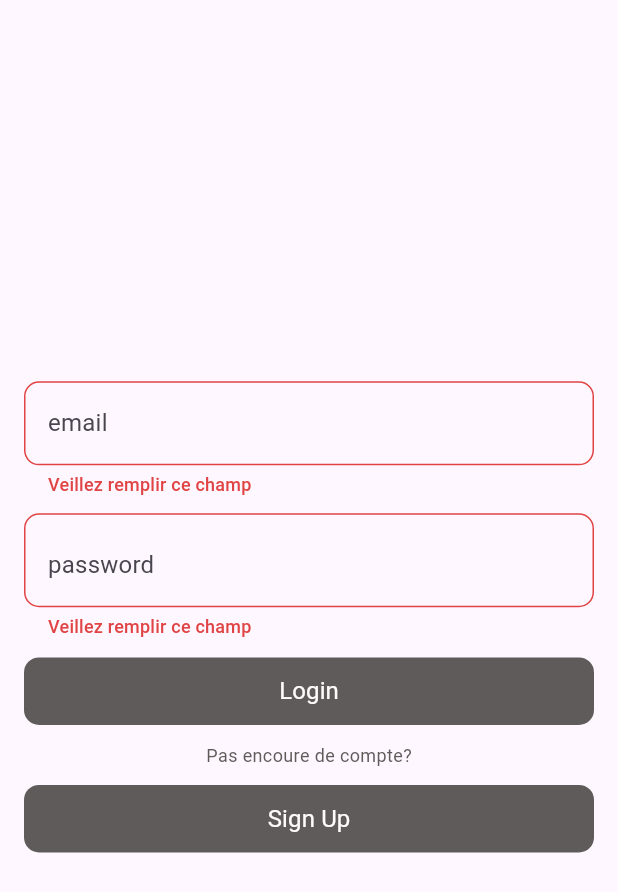
After one commit to JacquesUwonda/buniashop, a Flutter app: the LoginPage screen opened directly, after a tap on "Login", on a phone screen of 412 x 824 dp. The commit adds this screen. Shown: the top 892 px of the screen. Run offline on Flutter 3.47's test engine with Material 3 defaults, Android fonts, the phone set to English and light mode, and no system bars; our stand-ins replace bloc, equatable, get_it, localstorage, supabase, supabase_flutter; accounts and stored records are empty.

Commit message:
adding loginPage and the custom widgets

```diff
--- /dev/null
+++ b/lib/features/user/presentation/authentification/pages/login.dart
@@ -0,0 +1,104 @@
+import 'package:buniashop/features/user/presentation/authentification/widgets/custom_text_field.dart';
+import 'package:buniashop/features/user/presentation/authentification/widgets/rounded_elevated_button.dart';
+import 'package:buniashop/utils/app_colors.dart';
+import 'package:buniashop/utils/app_element_names.dart';
+import 'package:buniashop/utils/validation_rules.dart';
+import 'package:flutter/material.dart';
+
+class LoginPage extends StatefulWidget {
+  const LoginPage({super.key});
+
+  @override
+  State<LoginPage> createState() => _LoginPageState();
+}
+
+class _LoginPageState extends State<LoginPage> {
+  final _LoginFormKey = GlobalKey<FormState>();
+  final TextEditingController _emailController = TextEditingController();
+  final TextEditingController _passwordController = TextEditingController();
+  bool isPasswordVisible = false;
+
+  @override
+  void dispose() {
+    _emailController.dispose();
+    _passwordController.dispose();
+    super.dispose();
+  }
+
+  @override
+  Widget build(BuildContext context) {
+    return Scaffold(
+      body: Center(
+        child: SingleChildScrollView(
+          physics: const BouncingScrollPhysics(),
+          child: Padding(
+            padding: const EdgeInsets.symmetric(horizontal: 16, vertical: 10),
+            child: Form(
+              key: _LoginFormKey,
+              child: Column(
+                spacing: 10,
+                children: [
+                  CustomTextFormField(
+                    controller: _emailController,
+                    validator: (val) {
+                      if (val!.isEmpty) {
+                        return requiredText;
+                      } else if (!ValidationRules.emailValidation
+                          .hasMatch(val)) {
+                        return provideValidEmail;
+                      }
+                    },
+                    keyboardType: TextInputType.emailAddress,
+                    obscureText: false,
+                    suffix: null,
+                    hintText: emailText,
+                  ),
+                  CustomTextFormField(
+                    controller: _passwordController,
+                    validator: (val) {
+                      if (val!.isEmpty) {
+                        return requiredText;
+                      }
+                      return null;
+                    },
+                    keyboardType: TextInputType.visiblePassword,
+                    obscureText: !isPasswordVisible,
+                    suffix: InkWell(
+                      onTap: () {
+                        setState(() {
+                          isPasswordVisible = !isPasswordVisible;
+                        });
+                      },
+                      child: Icon(
+                        isPasswordVisible
+                            ? Icons.visibility
+                            : Icons.visibility_off,
+                        color: bottonColor,
+                      ),
+                    ),
+                    hintText: passwordText,
+                  ),
+                  RoundedElevatedButton(
+                    buttonText: loginText,
+                    onPressed: () {
+                      if (_LoginFormKey.currentState!.validate()) {}
+                    },
+                  ),
+                  const Text(
+                    newUser,
+                    style: TextStyle(color: bottonColor, fontSize: 12),
+                  ),
+                  RoundedElevatedButton(
+                      buttonText: signUpText,
+                      onPressed: () {
+                        // Navigate to Sign Up screen
+                      })
+                ],
+              ),
+            ),
+          ),
+        ),
+      ),
+    );
+  }
+}
--- /dev/null
+++ b/lib/features/user/presentation/authentification/widgets/custom_text_field.dart
@@ -0,0 +1,62 @@
+import 'package:buniashop/utils/app_colors.dart';
+import 'package:flutter/material.dart';
+
+class CustomTextFormField extends StatelessWidget {
+  const CustomTextFormField({
+    super.key,
+    required this.controller,
+    required this.validator,
+    required this.keyboardType,
+    required this.obscureText,
+    required this.suffix,
+    required this.hintText,
+  });
+
+  final TextEditingController controller;
+  final String? Function(String? val) validator;
+  final TextInputType keyboardType;
+  final bool obscureText;
+  final String hintText;
+  final Widget? suffix;
+
+  @override
+  Widget build(BuildContext context) {
+    return TextFormField(
+      obscureText: obscureText,
+      autovalidateMode: AutovalidateMode.onUserInteraction,
+      controller: controller,
+      style: Theme.of(context).textTheme.titleMedium,
+      keyboardType: keyboardType,
+      decoration: InputDecoration(
+        suffix: suffix,
+        hintText: hintText,
+        hintStyle: const TextStyle(fontWeight: FontWeight.w400),
+        border: OutlineInputBorder(
+          borderSide: const BorderSide(color: bottonColor, width: 1),
+          borderRadius: BorderRadius.circular(10),
+        ),
+        enabledBorder: OutlineInputBorder(
+          borderSide: const BorderSide(color: bottonColor, width: 1),
+          borderRadius: BorderRadius.circular(10),
+        ),
+        focusedBorder: OutlineInputBorder(
+          borderSide: const BorderSide(color: productBottonColor, width: 1),
+          borderRadius: BorderRadius.circular(10),
+        ),
+        errorBorder: OutlineInputBorder(
+          borderSide: const BorderSide(color: errorColor, width: 1),
+          borderRadius: BorderRadius.circular(10),
+        ),
+        focusedErrorBorder: OutlineInputBorder(
+          borderSide: const BorderSide(color: errorColor, width: 1),
+          borderRadius: BorderRadius.circular(10),
+        ),
+        errorStyle: Theme.of(context)
+            .textTheme
+            .titleMedium!
+            .copyWith(color: errorColor, fontSize: 12),
+      ),
+      validator: validator,
+    );
+  }
+}
--- /dev/null
+++ b/lib/features/user/presentation/authentification/widgets/rounded_elevated_button.dart
@@ -0,0 +1,44 @@
+import 'package:buniashop/utils/app_colors.dart';
+import 'package:flutter/material.dart';
+
+class RoundedElevatedButton extends StatelessWidget {
+  const RoundedElevatedButton({
+    super.key,
+    required this.buttonText,
+    required this.onPressed,
+    this.color = bottonColor,
+  });
+
+  final String buttonText;
+  final Function()? onPressed;
+  final Color color;
+
+  @override
+  Widget build(BuildContext context) {
+    return ElevatedButton(
+      onPressed: onPressed,
+      style: ButtonStyle(
+        backgroundColor: WidgetStatePropertyAll(color),
+        elevation: const WidgetStatePropertyAll(0),
+        shape: const WidgetStatePropertyAll(
+          RoundedRectangleBorder(
+            borderRadius: BorderRadius.all(
+              Radius.circular(10),
+            ),
+          ),
+        ),
+        fixedSize: WidgetStatePropertyAll(
+          Size(MediaQuery.sizeOf(context).width, 45),
+        ),
+      ),
+      child: Text(
+        buttonText,
+        style: const TextStyle(
+          color: bottonTextColor,
+          fontWeight: FontWeight.w400,
+          fontSize: 16,
+        ),
+      ),
+    );
+  }
+}
--- a/lib/main.dart
+++ b/lib/main.dart
@@ -7,9 +7,9 @@ void main() async {
   WidgetsFlutterBinding.ensureInitialized();
   await initLocalStorage();
   Supabase.initialize(
-      url: "https://gzcntgkfbhmzphhfzmka.supabase.co",
+      url: "https://lpoeyhudliavfeewxion.supabase.co",
       anonKey:
-          "eyJhbGciOiJIUzI1NiIsInR5cCI6IkpXVCJ9.eyJpc3MiOiJzdXBhYmFzZSIsInJlZiI6Imd6Y250Z2tmYmhtenBoaGZ6bWthIiwicm9sZSI6ImFub24iLCJpYXQiOjE3MzUzOTc2MTgsImV4cCI6MjA1MDk3MzYxOH0.AB3gisCuv1Vg5GNi1OyDIub5CBoJOfrGevPbN-j0l-4");
+          "eyJhbGciOiJIUzI1NiIsInR5cCI6IkpXVCJ9.eyJpc3MiOiJzdXBhYmFzZSIsInJlZiI6Imxwb2V5aHVkbGlhdmZlZXd4aW9uIiwicm9sZSI6ImFub24iLCJpYXQiOjE3MzY1MjQ4NTMsImV4cCI6MjA1MjEwMDg1M30.iGoa0DMMEIkynMELNxqS9L6ZdUvNGEq1Hky6dbSmubU");
   di.init();
 
   runApp(MaterialApp(
--- a/lib/utils/app_element_names.dart
+++ b/lib/utils/app_element_names.dart
@@ -1 +1,8 @@
 const sourie = "souris";
+const requiredText = "Veillez remplir ce champ";
+const provideValidEmail = "Veillez entrer un email valide";
+const emailText = "email";
+const passwordText = "password";
+const newUser = "Pas encoure de compte?";
+const loginText = "Login";
+const signUpText = "Sign Up";
--- /dev/null
+++ b/lib/utils/validation_rules.dart
@@ -0,0 +1,4 @@
+class ValidationRules {
+  static var emailValidation =
+      RegExp(r'^[a-zA-Z0-9._%+-]+@[a-zA-Z0-9.-]+\.[a-zA-Z]{2,}$');
+}
```
